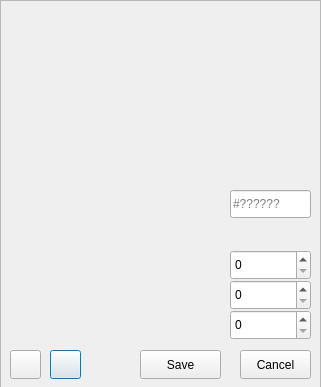
ilertwo/POD2d, file POD2d/palettedialog.ui: the form before one commit.
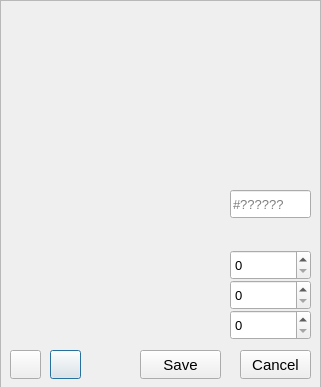
The form after the commit.

Diff of the .ui file:
```diff
--- a/POD2d/palettedialog.ui
+++ b/POD2d/palettedialog.ui
@@ -86,6 +86,11 @@
       <height>29</height>
      </rect>
     </property>
+    <property name="font">
+     <font>
+      <pointsize>11</pointsize>
+     </font>
+    </property>
     <property name="text">
      <string>Cancel</string>
     </property>
@@ -99,6 +104,11 @@
       <height>29</height>
      </rect>
     </property>
+    <property name="font">
+     <font>
+      <pointsize>11</pointsize>
+     </font>
+    </property>
     <property name="text">
      <string>Save</string>
     </property>
@@ -138,6 +148,11 @@
       <height>30</height>
      </rect>
     </property>
+    <property name="font">
+     <font>
+      <pointsize>10</pointsize>
+     </font>
+    </property>
     <property name="maximum">
      <number>255</number>
     </property>
@@ -151,6 +166,11 @@
       <height>30</height>
      </rect>
     </property>
+    <property name="font">
+     <font>
+      <pointsize>10</pointsize>
+     </font>
+    </property>
     <property name="maximum">
      <number>255</number>
     </property>
@@ -164,6 +184,11 @@
       <height>30</height>
      </rect>
     </property>
+    <property name="font">
+     <font>
+      <pointsize>10</pointsize>
+     </font>
+    </property>
     <property name="maximum">
      <number>255</number>
     </property>
@@ -177,6 +202,11 @@
       <height>28</height>
      </rect>
     </property>
+    <property name="font">
+     <font>
+      <pointsize>10</pointsize>
+     </font>
+    </property>
     <property name="placeholderText">
      <string>#??????</string>
     </property>
```
